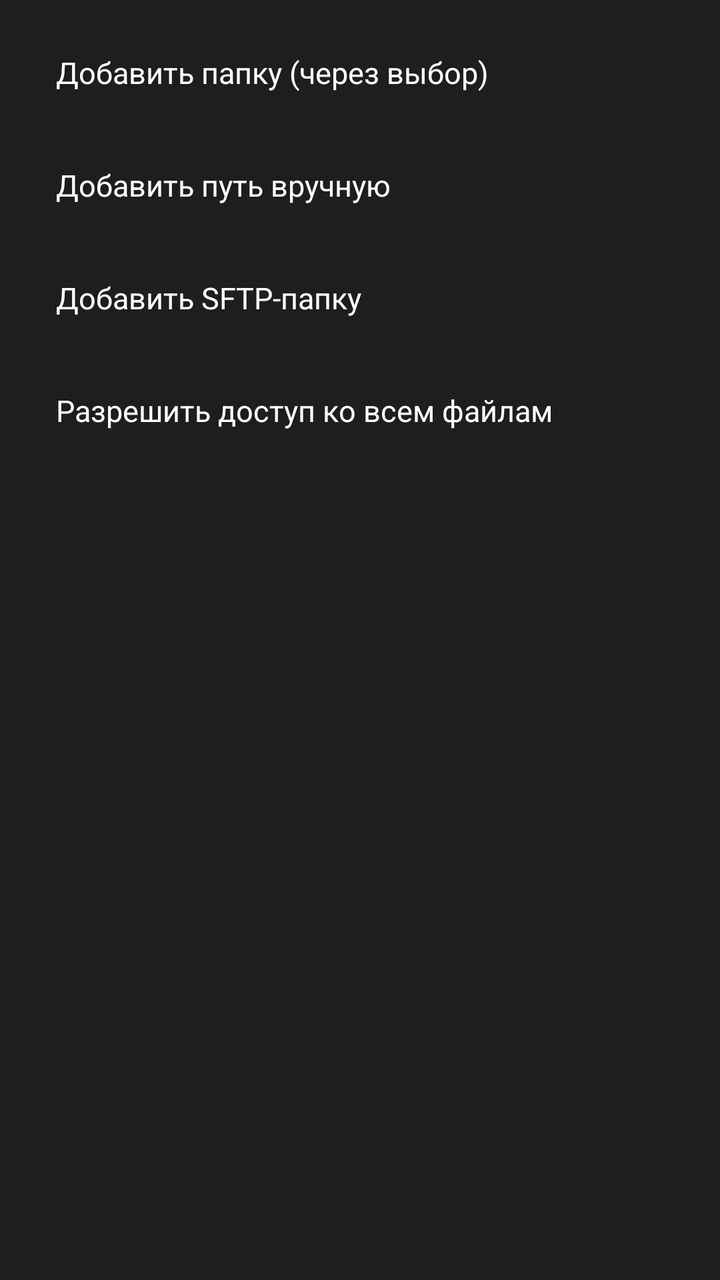
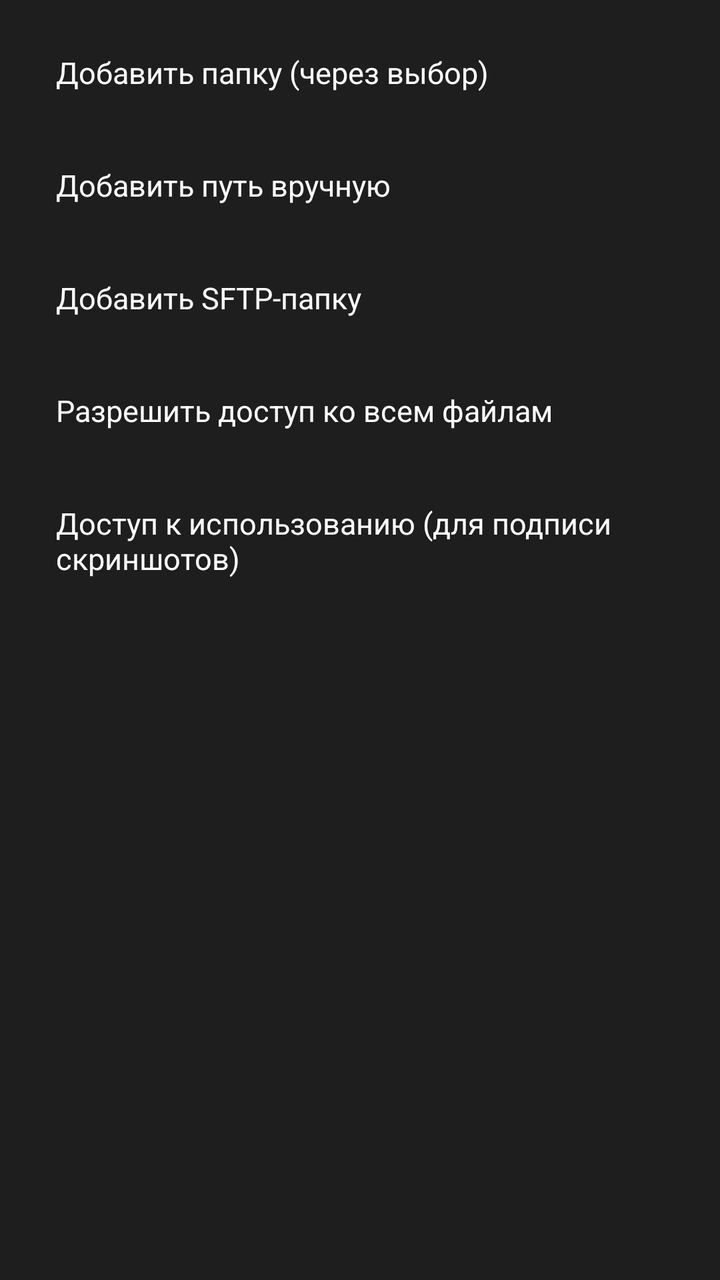

Screens rendered from an Android XML layout before and after an edit, with the pre-edit source and the edit as a unified diff.
<!-- AndroidManifest.xml: application theme Theme.ShareCopy -->
<!-- res/layout/dialog_menu_actions.xml -->
<?xml version="1.0" encoding="utf-8"?>
<LinearLayout xmlns:android="http://schemas.android.com/apk/res/android"
    android:layout_width="300dp"
    android:layout_height="wrap_content"
    android:orientation="vertical"
    android:background="@color/surface"
    android:padding="8dp">

    <TextView
        android:id="@+id/menuItemAddSaf"
        android:layout_width="match_parent"
        android:layout_height="wrap_content"
        android:background="@drawable/focusable_row_bg"
        android:paddingHorizontal="16dp"
        android:paddingVertical="14dp"
        android:layout_margin="4dp"
        android:focusable="true"
        android:clickable="true"
        android:text="@string/btn_add_saf"
        android:textColor="@color/text_primary"
        android:textSize="15sp" />

    <TextView
        android:id="@+id/menuItemAddManual"
        android:layout_width="match_parent"
        android:layout_height="wrap_content"
        android:background="@drawable/focusable_row_bg"
        android:paddingHorizontal="16dp"
        android:paddingVertical="14dp"
        android:layout_margin="4dp"
        android:focusable="true"
        android:clickable="true"
        android:text="@string/btn_add_manual"
        android:textColor="@color/text_primary"
        android:textSize="15sp" />

    <TextView
        android:id="@+id/menuItemAddSftp"
        android:layout_width="match_parent"
        android:layout_height="wrap_content"
        android:background="@drawable/focusable_row_bg"
        android:paddingHorizontal="16dp"
        android:paddingVertical="14dp"
        android:layout_margin="4dp"
        android:focusable="true"
        android:clickable="true"
        android:text="@string/btn_add_sftp"
        android:textColor="@color/text_primary"
        android:textSize="15sp" />

    <TextView
        android:id="@+id/menuItemAllFilesAccess"
        android:layout_width="match_parent"
        android:layout_height="wrap_content"
        android:background="@drawable/focusable_row_bg"
        android:paddingHorizontal="16dp"
        android:paddingVertical="14dp"
        android:layout_margin="4dp"
        android:focusable="true"
        android:clickable="true"
        android:text="@string/btn_all_files_access"
        android:textColor="@color/text_primary"
        android:textSize="15sp" />

</LinearLayout>
<!-- resources referenced by this layout -->
<resources>
  <color name="surface">#1E1E1E</color>
  <color name="text_primary">#FFFFFF</color>
  <!-- drawable focusable_row_bg (drawable) -->
  <?xml version="1.0" encoding="utf-8"?>
  <selector xmlns:android="http://schemas.android.com/apk/res/android">
      <item android:state_focused="true">
          <shape android:shape="rectangle">
              <solid android:color="@color/focus_highlight" />
              <corners android:radius="8dp" />
          </shape>
      </item>
      <item android:state_pressed="true">
          <shape android:shape="rectangle">
              <solid android:color="@color/focus_highlight" />
              <corners android:radius="8dp" />
          </shape>
      </item>
      <item>
          <shape android:shape="rectangle">
              <solid android:color="@color/surface" />
              <corners android:radius="8dp" />
          </shape>
      </item>
  </selector>
  <string name="btn_add_manual">Добавить путь вручную</string>
  <string name="btn_add_saf">Добавить папку (через выбор)</string>
  <string name="btn_add_sftp">Добавить SFTP-папку</string>
  <string name="btn_all_files_access">Разрешить доступ ко всем файлам</string>
  <style name="Theme.ShareCopy" parent="Theme.MaterialComponents.DayNight.NoActionBar">
          <item name="colorPrimary">@color/accent</item>
          <item name="colorPrimaryDark">@color/bg</item>
          <item name="colorAccent">@color/accent</item>
          <item name="android:windowBackground">@color/bg</item>
      </style>
  <color name="focus_highlight">#2E7D32</color>
  <color name="accent">#4CAF50</color>
  <color name="bg">#121212</color>
</resources>

<!-- the commit's change to res/layout/dialog_menu_actions.xml (unified diff, before → after) -->
@@ -62,4 +62,18 @@
         android:textColor="@color/text_primary"
         android:textSize="15sp" />
 
+    <TextView
+        android:id="@+id/menuItemUsageAccess"
+        android:layout_width="match_parent"
+        android:layout_height="wrap_content"
+        android:background="@drawable/focusable_row_bg"
+        android:paddingHorizontal="16dp"
+        android:paddingVertical="14dp"
+        android:layout_margin="4dp"
+        android:focusable="true"
+        android:clickable="true"
+        android:text="@string/btn_usage_access"
+        android:textColor="@color/text_primary"
+        android:textSize="15sp" />
+
 </LinearLayout>
<!-- resource entries referenced after the edit -->
@@ -28,6 +28,7 @@
   <string name="btn_add_saf">Добавить папку (через выбор)</string>
   <string name="btn_add_sftp">Добавить SFTP-папку</string>
   <string name="btn_all_files_access">Разрешить доступ ко всем файлам</string>
+  <string name="btn_usage_access">Доступ к использованию (для подписи скриншотов)</string>
   <style name="Theme.ShareCopy" parent="Theme.MaterialComponents.DayNight.NoActionBar">
           <item name="colorPrimary">@color/accent</item>
           <item name="colorPrimaryDark">@color/bg</item>
